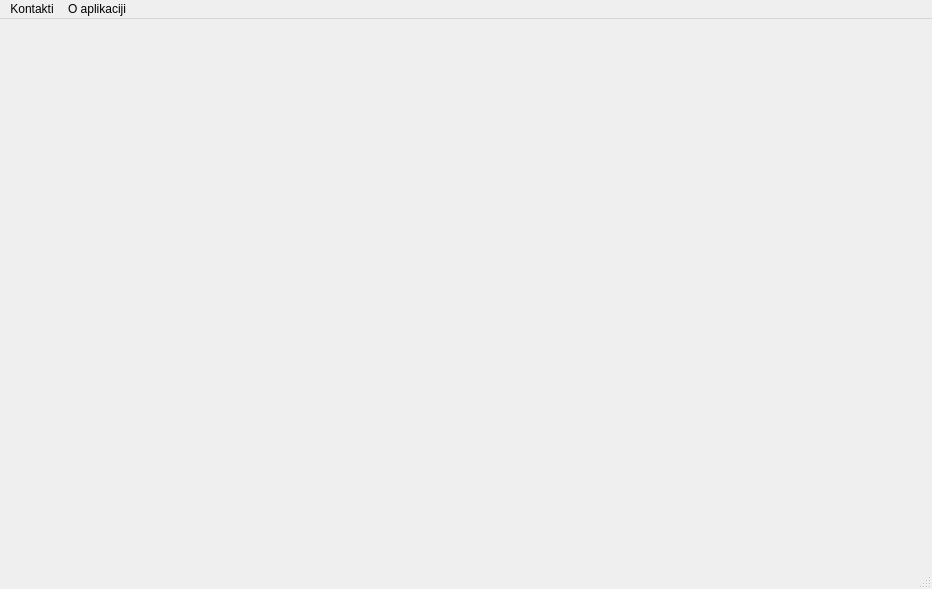
maniaba/EasyContacts, file src/easycontacts.ui: the form before one commit.
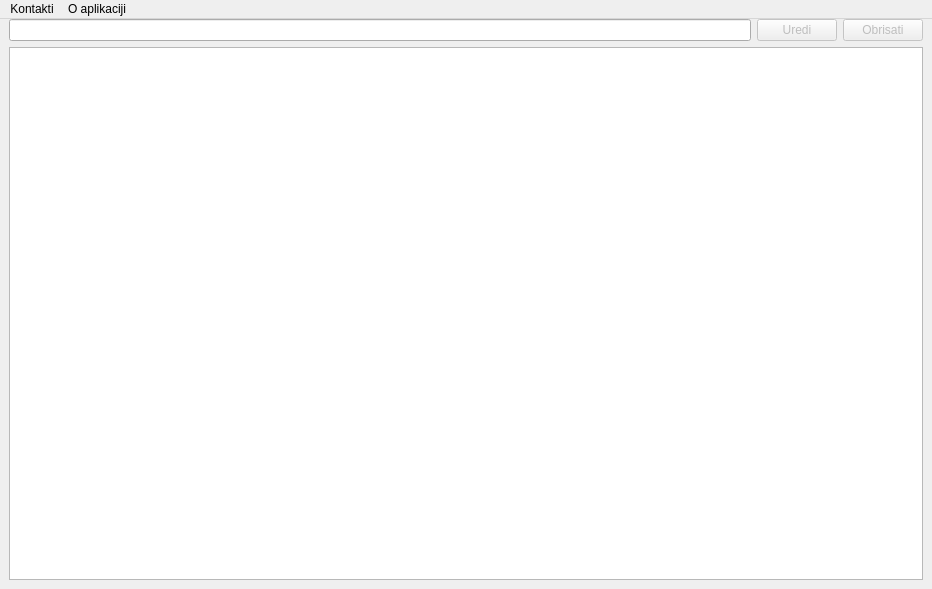
The form after the commit. Icons and pictures are not drawn.

Commit message: Prvi dizajn forme za prikaz kontakta

What changed in the file:
```diff
--- a/src/easycontacts.ui
+++ b/src/easycontacts.ui
@@ -16,7 +16,49 @@
   <property name="windowIcon">
    <iconset theme="contact-new"/>
   </property>
-  <widget class="QWidget" name="centralwidget"/>
+  <widget class="QWidget" name="centralwidget">
+   <layout class="QVBoxLayout" name="verticalLayout_2">
+    <property name="topMargin">
+     <number>0</number>
+    </property>
+    <item>
+     <layout class="QHBoxLayout" name="horizontalLayout">
+      <item>
+       <widget class="QLineEdit" name="lineEdit"/>
+      </item>
+      <item>
+       <widget class="QPushButton" name="pushButton_uredi">
+        <property name="enabled">
+         <bool>false</bool>
+        </property>
+        <property name="text">
+         <string>Uredi</string>
+        </property>
+        <property name="icon">
+         <iconset theme="document-open"/>
+        </property>
+       </widget>
+      </item>
+      <item>
+       <widget class="QPushButton" name="pushButton_obrisati">
+        <property name="enabled">
+         <bool>false</bool>
+        </property>
+        <property name="text">
+         <string>Obrisati</string>
+        </property>
+        <property name="icon">
+         <iconset theme="list-remove"/>
+        </property>
+       </widget>
+      </item>
+     </layout>
+    </item>
+    <item>
+     <widget class="QTableView" name="tableView"/>
+    </item>
+   </layout>
+  </widget>
   <widget class="QMenuBar" name="menubar">
    <property name="geometry">
     <rect>
@@ -42,7 +84,6 @@
    <addaction name="menuKontakti"/>
    <addaction name="menuO_aplikaciji"/>
   </widget>
-  <widget class="QStatusBar" name="statusbar"/>
   <action name="actionUvoz">
    <property name="icon">
     <iconset theme="list-add"/>
```
Left out of the diff: 16 changed lines with no effect on the pictures.
